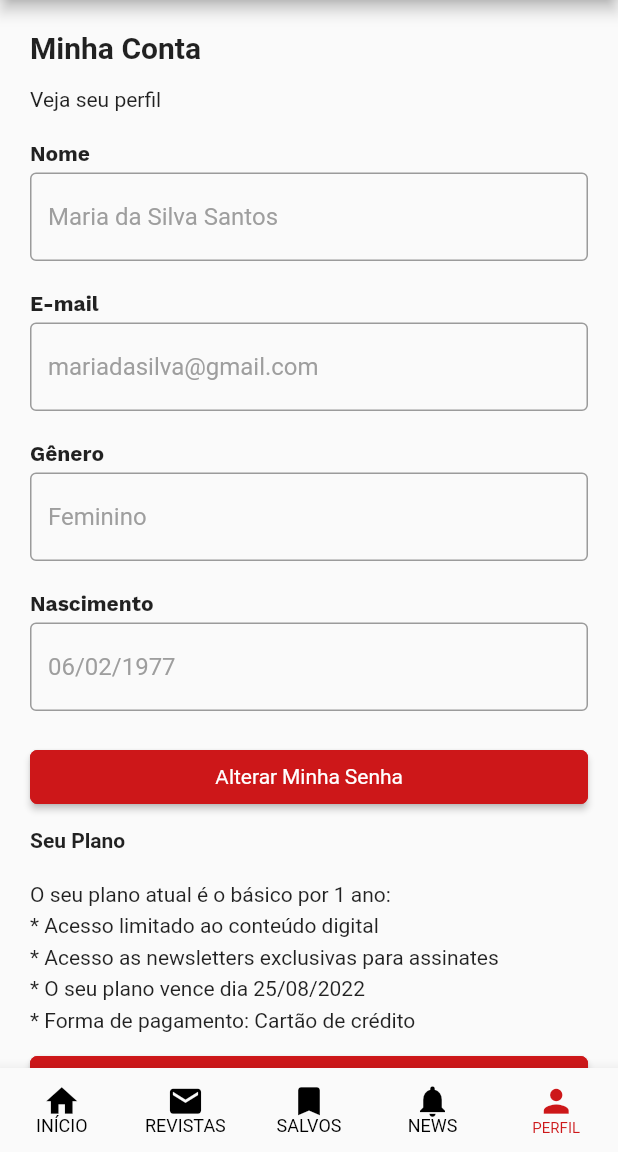
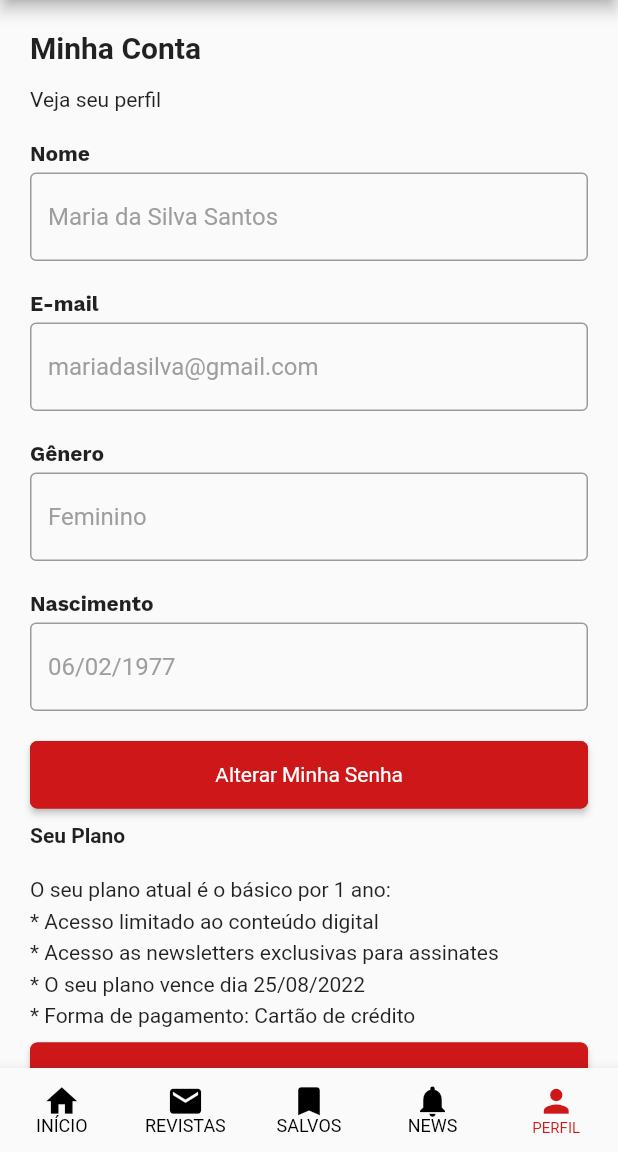
Before and after one commit to Tharsisboamorte/carta_capital_app, a Flutter app: the MyAccountPage screen opened by its route, on a phone screen of 412 x 824 dp, the part 84-1236 px from its top. Run offline on Flutter 3.47's test engine with Material 2 defaults, Android fonts, the phone set to English and light mode, and no system bars; our stand-ins replace flash, google_fonts; Roboto replaces fonts that are missing (Amiko).

Commit message:
final modifications to the buttons

```diff
--- a/lib/components/bars/bottom_nav_bar.dart
+++ b/lib/components/bars/bottom_nav_bar.dart
@@ -16,6 +16,7 @@ class CustomBottomNavBar extends StatefulWidget {
 
 class _CustomBottomNavBarState extends State<CustomBottomNavBar> {
   int indexCurrent =0;
+
 
   final Map<String, Widget> _screenOptions = {
     "/home" : HomePage(),
--- a/lib/main.dart
+++ b/lib/main.dart
@@ -1,4 +1,5 @@
 import 'package:carta_capital_app/ui/Splash/splash_sreen_page.dart';
+import 'package:carta_capital_app/ui/account/menu_account.dart';
 import 'package:carta_capital_app/ui/account/my_account_page.dart';
 import 'package:carta_capital_app/ui/complete_magazines_page.dart';
 import 'package:carta_capital_app/ui/complete_news.dart';
@@ -51,6 +52,7 @@ class CartaCapital extends StatelessWidget {
         "/signUp": (_) => const SignUpMagazine(),
         "/createAccount": (_) => const CreateAccountPage(),
         "/payment": (_) => const PaymentPage(),
+        "/menu": (_) => const MenuAccount(),
         "/paymentRevision": (_) => const PaymentRevisionPage(),
         "/paymentSucess": (_) => const PaymentSucessPage(),
         "/navigator": (_) => const NavigationBarUi(),
--- a/lib/ui/account/my_account_page.dart
+++ b/lib/ui/account/my_account_page.dart
@@ -1,6 +1,7 @@
 import 'package:carta_capital_app/components/bars/title_appbar.dart';
 import 'package:carta_capital_app/components/buttons/custom_button.dart';
 import 'package:carta_capital_app/components/fields/text_field.dart';
+import 'package:carta_capital_app/utils/default.dart';
 import 'package:flutter/material.dart';
 
 import '../../components/bars/bottom_nav_bar.dart';
@@ -23,48 +24,55 @@ class _MyAccountPage extends State<MyAccountPage> {
         child: Column(
             mainAxisAlignment: MainAxisAlignment.spaceAround,
             crossAxisAlignment: CrossAxisAlignment.stretch,
-            children: const [
-              Text("Minha Conta",
+            children: [
+              const Text("Minha Conta",
                   style: TextStyle(fontWeight: FontWeight.bold, fontSize: 20)),
-              SizedBox(height: 15),
-              Text("Veja seu perfil"),
-              SizedBox(height: 20),
-              CustomTextField(label: "Nome", hintText: 'Maria da Silva Santos'),
-              SizedBox(height: 20),
-              CustomTextField(
+              const SizedBox(height: 15),
+              const Text("Veja seu perfil"),
+              const SizedBox(height: 20),
+              const CustomTextField(label: "Nome", hintText: 'Maria da Silva Santos'),
+              const SizedBox(height: 20),
+              const CustomTextField(
                   label: "E-mail", hintText: 'mariadasilva@gmail.com'),
-              SizedBox(height: 20),
-              CustomTextField(label: "Gênero", hintText: 'Feminino'),
-              SizedBox(height: 20),
-              CustomTextField(label: "Nascimento", hintText: '06/02/1977'),
-              SizedBox(height: 20),
-              CustomElevatedButton(
-                label: 'Alterar Minha Senha',
-                page: '/PasswordReset',
+              const SizedBox(height: 20),
+              const CustomTextField(label: "Gênero", hintText: 'Feminino'),
+              const SizedBox(height: 20),
+              const CustomTextField(label: "Nascimento", hintText: '06/02/1977'),
+              const SizedBox(height: 20),
+              const SizedBox(
+                height: 45,
+                width: 320,
+                child: CustomElevatedButton(
+                  label: 'Alterar Minha Senha',
+                  page: '/passwordReset',
+                ),
+              ),
+              const SizedBox(
+                height: 10,
+              ),
+              const Text("Seu Plano", style: TextStyle(fontWeight: FontWeight.bold)),
+              const SizedBox(height: 20),
+              const Text("O seu plano atual é o básico por 1 ano:"),
+              const SizedBox(height: 5),
+              const Text("* Acesso limitado ao conteúdo digital"),
+              const SizedBox(height: 5),
+              const Text("* Acesso as newsletters exclusivas para assinates"),
+              const SizedBox(height: 5),
+              const Text("* O seu plano vence dia 25/08/2022"),
+              const SizedBox(height: 5),
+              const Text("* Forma de pagamento: Cartão de crédito"),
+              const SizedBox(height: 10),
+              const SizedBox(
+                  height: 45,
+                  width: 320,
+                  child: CustomElevatedButton(label: 'Alterar Meu Plano ', page: '/signUp')),
+              const SizedBox(
+                height: 10,
               ),
               SizedBox(
-                height: 10,
-              ),
-              Text("Seu Plano", style: TextStyle(fontWeight: FontWeight.bold)),
-              SizedBox(height: 20),
-              Text("O seu plano atual é o básico por 1 ano:"),
-              SizedBox(height: 5),
-              Text("* Acesso limitado ao conteúdo digital"),
-              SizedBox(height: 5),
-              Text("* Acesso as newsletters exclusivas para assinates"),
-              SizedBox(height: 5),
-              Text("* O seu plano vence dia 25/08/2022"),
-              SizedBox(height: 5),
-              Text("* Forma de pagamento: Cartão de crédito"),
-              SizedBox(height: 10),
-              CustomElevatedButton(label: 'Alterar Meu Plano ', page: ''),
-              SizedBox(
-                height: 10,
-              ),
-              CustomElevatedButton(
-                label: 'Alterar Forma de pagamento',
-                page: "/paymentPage",
-              )
+                  height: 45,
+                  width: 320,
+                  child: DefaultConfig().blackElevatedButton(context, "/payment", "Alterar Forma de pagamento", true)),
             ]),
       ),
     );
--- a/lib/ui/config_page.dart
+++ b/lib/ui/config_page.dart
@@ -23,7 +23,9 @@ class ConfigPage extends StatelessWidget {
                 IconButton(
                   icon: const Icon(Icons.arrow_back_ios),
                   color: Colors.red,
-                  onPressed: () {},
+                  onPressed: () {
+                    Navigator.of(context).popAndPushNamed("/menu");
+                  },
                 ),
                 const Text("Voltar")
               ],
--- a/lib/ui/email/email_confirm_page.dart
+++ b/lib/ui/email/email_confirm_page.dart
@@ -19,7 +19,7 @@ class EmailConfirm extends StatelessWidget {
                   icon: const Icon(Icons.arrow_back_ios),
                   color: Colors.red,
                   onPressed: () {
-                    Navigator.of(context).restorablePushReplacementNamed("/");
+                    Navigator.of(context).popAndPushNamed("/navigator");
                   },
                 ),
                 const Text("Voltar")
--- a/lib/ui/email/email_recovery_page.dart
+++ b/lib/ui/email/email_recovery_page.dart
@@ -22,7 +22,7 @@ class EmailRecovery extends StatelessWidget {
                   icon: const Icon(Icons.arrow_back_ios),
                   color: Colors.red,
                   onPressed: () {
-                    Navigator.of(context).restorablePushReplacementNamed("/");
+                    Navigator.of(context).popAndPushNamed("/navigator");
                   },
                 ),
                 const Text("Voltar")
@@ -51,7 +51,7 @@ class EmailRecovery extends StatelessWidget {
               SizedBox(
                 height: 10,
               ),
-              CustomElevatedButton(page: "/emailConfirme", label: "Validar")
+              CustomElevatedButton(page: "/emailConfirm", label: "Validar")
             ],
           ),
         )
--- a/lib/ui/password/password_recovery_page.dart
+++ b/lib/ui/password/password_recovery_page.dart
@@ -19,7 +19,7 @@ class PasswordRecovery extends StatelessWidget {
                   icon: const Icon(Icons.arrow_back_ios),
                   color: Colors.red,
                   onPressed: () {
-                    Navigator.of(context).restorablePushReplacementNamed("/");
+                    Navigator.of(context).popAndPushNamed("/navigator");
                   },
                 ),
                 const Text("Voltar")
@@ -48,7 +48,7 @@ class PasswordRecovery extends StatelessWidget {
               SizedBox(
                 height: 10,
               ),
-              CustomElevatedButton(page: "/PasswordSucess", label: "Validar")
+              CustomElevatedButton(page: "/resetSucess", label: "Validar")
             ],
           ),
         )
--- a/lib/ui/password/password_reset_page-sucess.dart
+++ b/lib/ui/password/password_reset_page-sucess.dart
@@ -41,7 +41,7 @@ class ResetSucess extends StatelessWidget {
               height: 40,
               width: 350,
               child: CustomElevatedButton(
-                  page: "/emailConfirme", label: "Entendi"))
+                  page: "/emailConfirm", label: "Entendi"))
         ]),
       ),
     );
--- a/lib/ui/password/password_reset_page.dart
+++ b/lib/ui/password/password_reset_page.dart
@@ -54,7 +54,7 @@ class PasswordReset extends StatelessWidget {
                 width: 500,
                 height: 50,
                 child: CustomElevatedButton(
-                    label: "Confirmar", page: "/PasswordSucess"),
+                    label: "Confirmar", page: "/resetSucess"),
               )
             ]),
       ),
--- a/lib/ui/payment/Payment_sucess_page.dart
+++ b/lib/ui/payment/Payment_sucess_page.dart
@@ -36,7 +36,7 @@ class PaymentSucessPage extends StatelessWidget {
           SizedBox(
             height: 20,
           ),
-          CustomElevatedButton(page: "", label: "Entrar na minha Conta")
+          CustomElevatedButton(page: "/myAccount", label: "Entrar na minha Conta")
         ]),
       ),
     );
--- a/lib/ui/payment/payment_revison_page.dart
+++ b/lib/ui/payment/payment_revison_page.dart
@@ -76,6 +76,8 @@ class PaymentRevisionPage extends StatelessWidget {
                   ),
                   // arrumar largura desse botão
                   SizedBox(
+                    height: 45,
+                    width: 320,
                     child: CustomElevatedButton(
                         page: "/paymentSucess", label: "Confirmar Pagamento"),
                   )
--- a/lib/ui/profile_page.dart
+++ b/lib/ui/profile_page.dart
@@ -86,7 +86,7 @@ class _ProfilePageState extends State<ProfilePage> {
                   child: Padding(
                     padding: EdgeInsets.only(left: 20, right: 20, bottom: 10),
                     child: CustomElevatedButton(
-                        page: "/createAccount", label: "Entrar", isBold: true),
+                        page: "/myAccount", label: "Entrar", isBold: true),
                   ),
                 ),
                 const SizedBox(height: 15),
@@ -96,7 +96,7 @@ class _ProfilePageState extends State<ProfilePage> {
                     CustomTextButton(
                       normalText: "Esqueci minha senha",
                       isUnderline: true,
-                      page: "/passwordReset",
+                      page: "/passwordRecovery",
                     ),
                     CustomTextButton(
                       normalText: "Esqueci meu E-mail",
--- a/lib/utils/default.dart
+++ b/lib/utils/default.dart
@@ -314,4 +314,27 @@ Este texto aparece na edição impressa de""",
     );
   }
 
+  ElevatedButton blackElevatedButton(BuildContext context, String page, String label, bool isBold){
+    return ElevatedButton(
+      onPressed: () {
+        Navigator.of(context).pushReplacementNamed(page);
+      },
+      style: ButtonStyle(
+          backgroundColor: const MaterialStatePropertyAll<Color>(
+              Colors.black),
+          shape: MaterialStatePropertyAll(RoundedRectangleBorder(
+            borderRadius: BorderRadius.circular(5.0),
+            side: const BorderSide(
+                color: Colors.black, width: 2),
+          )
+          )
+      ),
+      child: Text(label,
+          style: TextStyle(
+              color: Colors.white,
+              fontWeight: isBold ? FontWeight.bold : FontWeight.normal,
+              fontFamily: DefaultConfig.buttonFont)),
+    );
+  }
+
 }
```
Also changed, not shown: lib/ui/payment/payment_page.dart (+14 -6 lines), lib/ui/saved_page.dart (+37 -0 lines).
